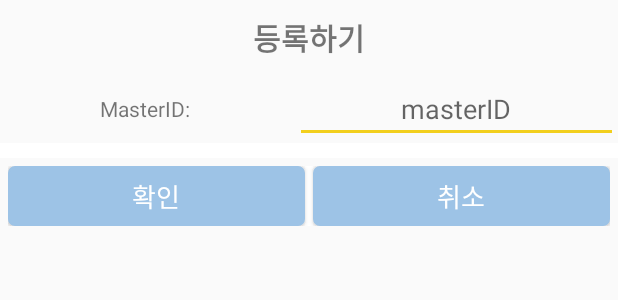
After one commit to Soyeonu/KNU_20201_Project, an Android app: the layout masterid_dialog.xml on its own in the app's theme, with its tools: preview values and no code run, on a phone screen of 412 x 824 dp. The commit adds this screen. Shown: the top 300 px of the screen. Run offline under Robolectric (Android 15) with nearby library versions, the phone set to English and light mode, and no system bars.

```diff
--- a/Client Layout/car_project/app/src/main/java/com/example/car_project/car_func_aircon.java
+++ b/Client Layout/car_project/app/src/main/java/com/example/car_project/car_func_aircon.java
@@ -48,7 +48,7 @@ public class car_func_aircon extends Fragment implements Button.OnClickListener{
                 AirconDialog dialog = new AirconDialog(getContext());
                 WindowManager.LayoutParams lp = new WindowManager.LayoutParams();
                 lp.copyFrom(dialog.getWindow().getAttributes());
-                lp.width = 1200;
+                lp.width = 1000;
                 lp.height = 1500;
                 dialog.show();
                 Window window = dialog.getWindow();
--- a/Client Layout/car_project/app/src/main/res/layout/activity_car_select.xml
+++ b/Client Layout/car_project/app/src/main/res/layout/activity_car_select.xml
@@ -4,7 +4,8 @@
     xmlns:tools="http://schemas.android.com/tools"
     android:layout_width="match_parent"
     android:layout_height="match_parent"
-    tools:context=".CarSelect">
+    tools:context=".CarSelect"
+    android:id="@+id/carselect_layout">
 
     <TextView
         android:id="@+id/text_ccis"
--- a/Client Layout/car_project/app/src/main/res/layout/aircon_dialog.xml
+++ b/Client Layout/car_project/app/src/main/res/layout/aircon_dialog.xml
@@ -84,7 +84,7 @@
         app:layout_constraintBottom_toBottomOf="parent"
         app:layout_constraintLeft_toLeftOf="parent"
         app:layout_constraintRight_toRightOf="parent"
-        app:layout_constraintHorizontal_bias="0.4"
+        app:layout_constraintHorizontal_bias="0.3"
         app:layout_constraintVertical_bias="0.7"
         android:hint="직접 입력"
         android:inputType="number"
@@ -99,9 +99,7 @@
         android:paddingHorizontal="20dp"
         app:layout_constraintTop_toTopOf="parent"
         app:layout_constraintBottom_toBottomOf="parent"
-        app:layout_constraintLeft_toLeftOf="parent"
-        app:layout_constraintRight_toRightOf="parent"
-        app:layout_constraintHorizontal_bias="0.7"
+        app:layout_constraintLeft_toRightOf="@id/input_temp"
         app:layout_constraintVertical_bias="0.7"
         />
 
--- /dev/null
+++ b/Client Layout/car_project/app/src/main/res/layout/masterid_dialog.xml
@@ -0,0 +1,84 @@
+<?xml version="1.0" encoding="utf-8"?>
+<LinearLayout xmlns:android="http://schemas.android.com/apk/res/android"
+    android:layout_width="match_parent"
+    android:layout_height="match_parent"
+    android:orientation="vertical">
+
+    <TextView
+        android:layout_width="match_parent"
+        android:layout_height="wrap_content"
+        android:text="등록하기"
+        android:textSize="20sp"
+        android:textStyle="bold"
+        android:gravity="center"
+        android:padding="10dp"
+        />
+    <LinearLayout
+        android:layout_width="match_parent"
+        android:layout_height="wrap_content"
+        android:orientation="horizontal"
+        >
+        <TextView
+            android:layout_width="wrap_content"
+            android:layout_height="wrap_content"
+            android:text="MasterID: "
+            android:gravity="center"
+            android:layout_gravity="center"
+            android:layout_weight="1"
+            />
+
+        <EditText
+            android:id="@+id/et_masterid"
+            android:layout_width="wrap_content"
+            android:layout_height="wrap_content"
+            android:gravity="center"
+            android:layout_gravity="center"
+            android:hint="masterID"
+            android:layout_weight="1"
+            android:inputType="text"
+            android:imeOptions="actionDone"
+            />
+    </LinearLayout>
+
+    <View
+        android:layout_width="match_parent"
+        android:layout_height="10dp"
+        android:background="#ffffff" />
+
+    <LinearLayout
+        android:layout_width="match_parent"
+        android:layout_height="wrap_content"
+        android:orientation="horizontal"
+        android:layout_margin="5dp"
+        >
+        <Button
+            android:id="@+id/okBtn"
+            android:layout_width="match_parent"
+            android:layout_height="40dp"
+            android:background="@drawable/round_btn"
+            android:gravity="center"
+            android:text="확인"
+            android:textSize="17sp"
+            android:textColor="#ffffff"
+            android:layout_weight="1"
+            />
+        <View
+            android:layout_width="5dp"
+            android:layout_height="match_parent"
+            android:background="#ffffff" />
+        <Button
+            android:id="@+id/cancelBtn"
+            android:layout_width="match_parent"
+            android:layout_height="40dp"
+            android:background="@drawable/round_btn"
+            android:gravity="center"
+            android:text="취소"
+            android:textSize="17sp"
+            android:textColor="#ffffff"
+            android:layout_weight="1"
+            />
+
+
+    </LinearLayout>
+
+</LinearLayout>
```
Also changed, not shown: Client Layout/car_project/app/src/main/java/com/example/car_project/CarSelect.java (+32 -0 lines), Client Layout/car_project/app/src/main/java/com/example/car_project/MasterIdDialog.java (added, +57 -0 lines).
